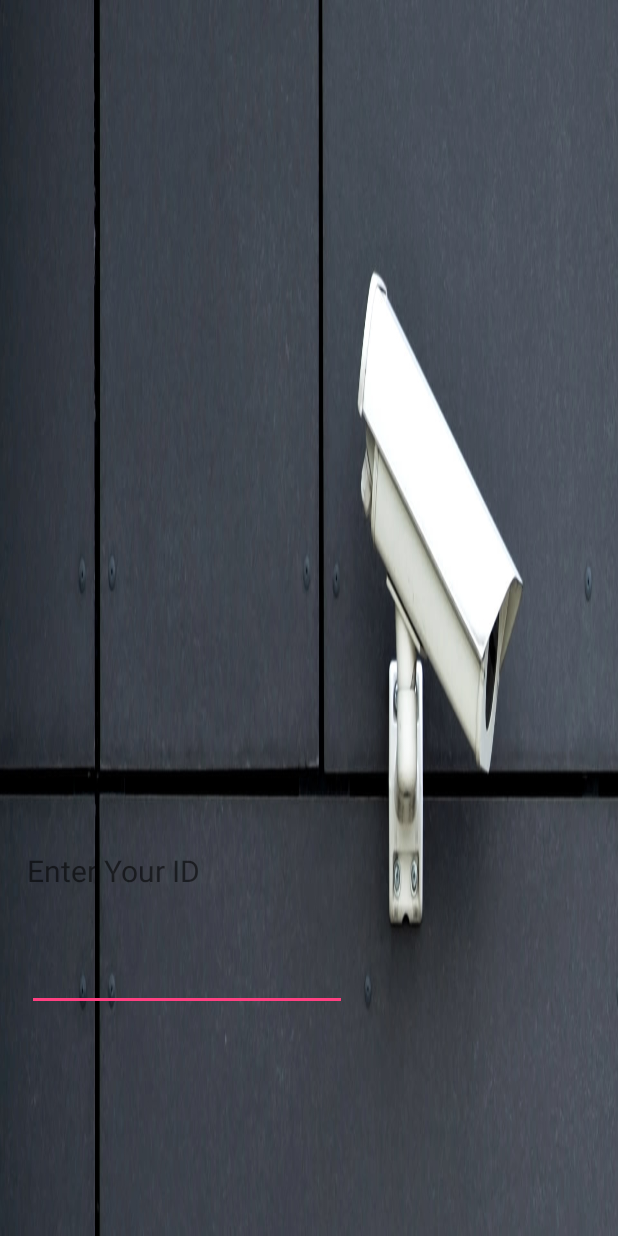
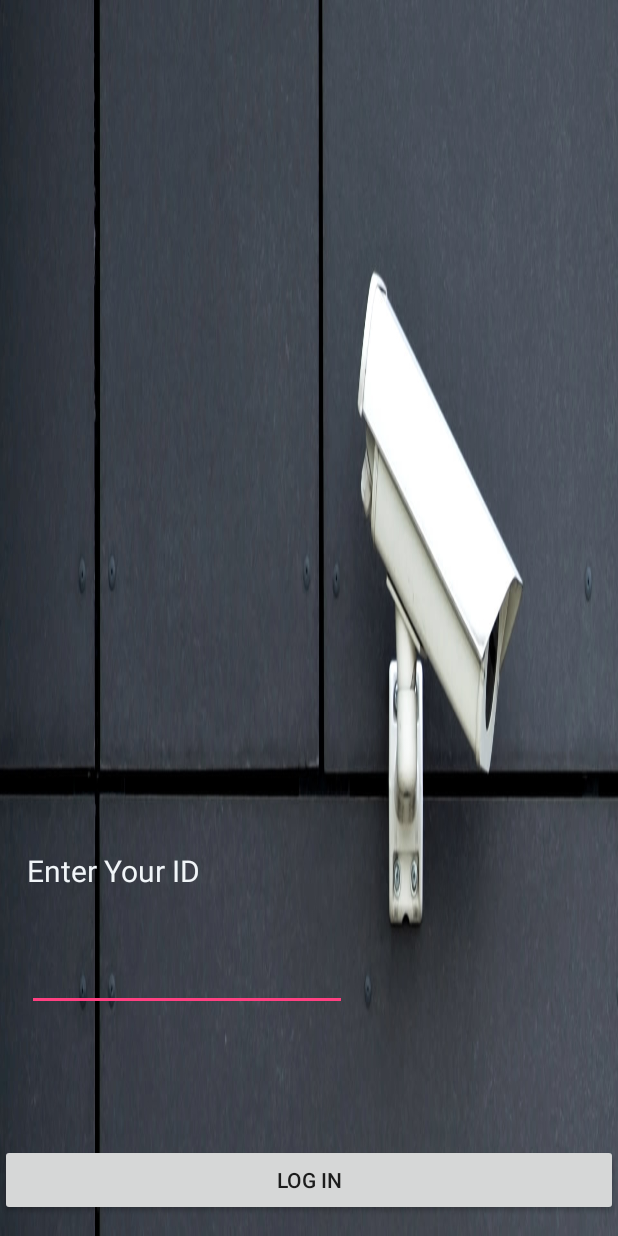
Before and after one commit to anamikagit/CardViewUI, an Android app: the screen it shows after launch (LoginActivity), on a phone screen of 412 x 824 dp. Run offline under Robolectric (Android 15) with nearby library versions, the phone set to English and light mode, and no system bars.

Commit message:
login button added

```diff
--- a/app/src/main/java/com/example/anamika/cardviewui/LoginActivity.java
+++ b/app/src/main/java/com/example/anamika/cardviewui/LoginActivity.java
@@ -13,7 +13,7 @@ TextView textView;
         super.onCreate(savedInstanceState);
         setContentView(R.layout.activity_login);
 
-        edtPwd = findViewById(R.id.editTextPwd);
-        textView = findViewById(R.id.textViewText);
+        edtPwd = findViewById(R.id.edtPwd);
+        textView = findViewById(R.id.tvLoginId);
     }
 }
--- a/app/src/main/res/layout/activity_login.xml
+++ b/app/src/main/res/layout/activity_login.xml
@@ -10,23 +10,33 @@
     >
 
     <TextView
-        android:id="@+id/textViewText"
+        android:id="@+id/tvLoginId"
         android:layout_width="146dp"
         android:layout_height="wrap_content"
         android:layout_alignParentBottom="true"
         android:layout_alignParentStart="true"
         android:layout_marginBottom="230dp"
         android:layout_marginStart="18dp"
+        android:textColor="@color/viewBg"
         android:textSize="20dp"
         android:text="@string/login_uid" />
 
     <EditText
-        android:id="@+id/editTextPwd"
+        android:id="@+id/edtPwd"
         android:layout_width="wrap_content"
         android:layout_height="wrap_content"
         android:layout_alignParentBottom="true"
-        android:layout_alignStart="@+id/textViewText"
+        android:layout_alignStart="@+id/tvLoginId"
         android:layout_marginBottom="150dp"
         android:ems="10"
         android:inputType="textPassword" />
+
+    <Button
+        android:id="@+id/loginBtn"
+        android:layout_width="match_parent"
+        android:layout_height="wrap_content"
+        android:layout_alignParentBottom="true"
+        android:layout_alignParentStart="true"
+        android:layout_marginBottom="13dp"
+        android:text="Log In" />
 </RelativeLayout>
```
